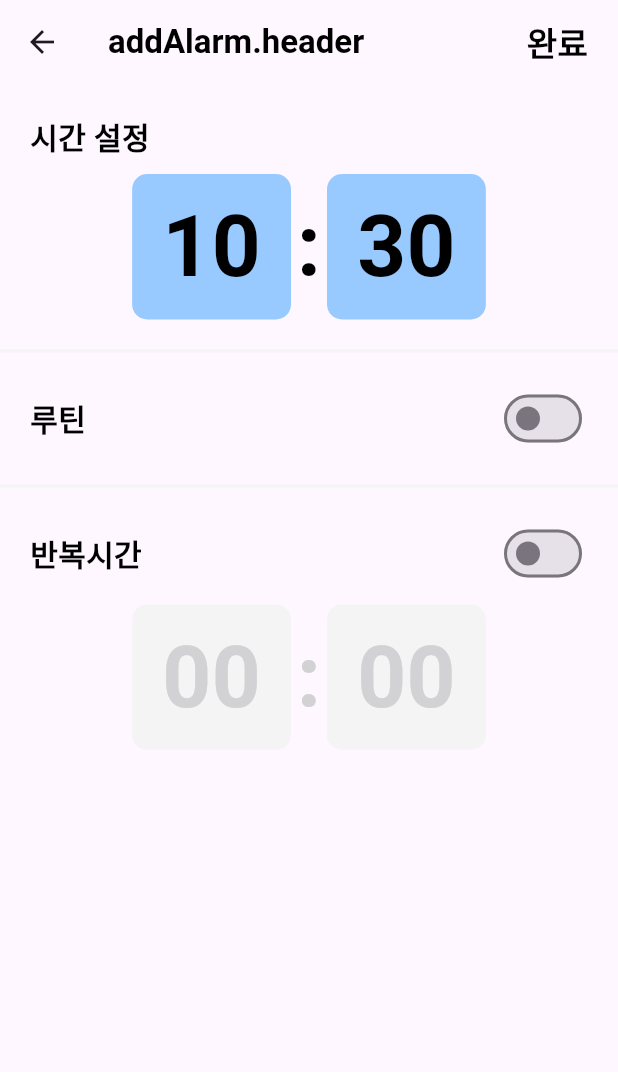
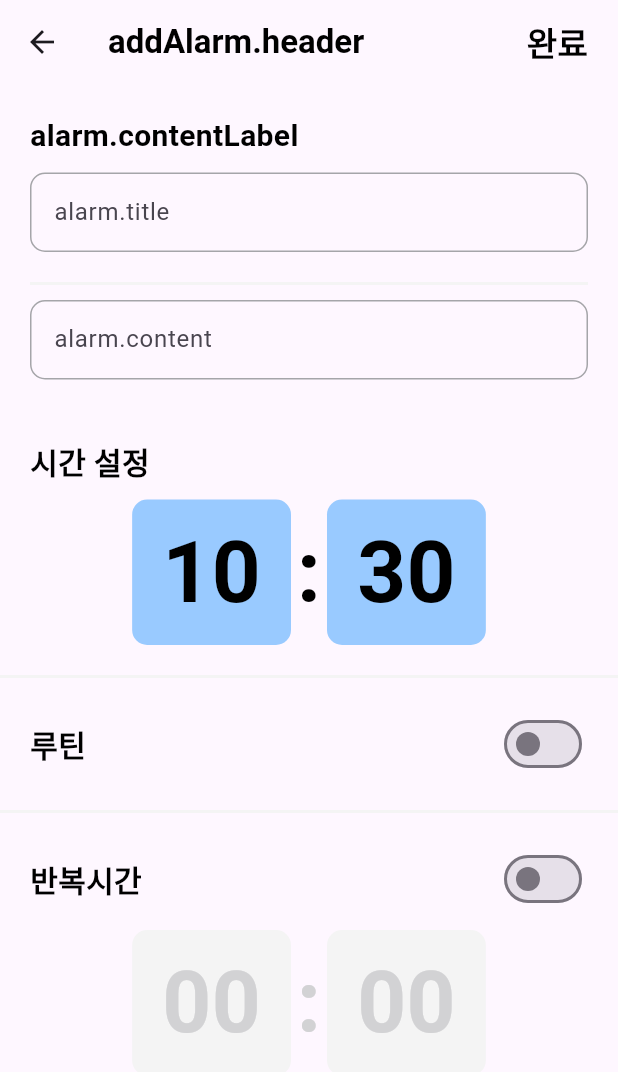
Before and after one commit to Raonshi/easy_alarm, a Flutter app: the _AddPageBody screen opened directly, on a phone screen of 412 x 824 dp. Shown: the top 1072 px of the screen. Run offline on Flutter 3.47's test engine with Material 3 defaults, Android fonts, the phone set to English and light mode, and no system bars; our stand-ins replace bloc, easy_localization, flutter_bloc, flutter_local_notifications, flutter_svg, flutter_timezone and 2 more.

Commit message:
feat:refine alarm model - add title, content

```diff
--- a/assets/translations/ko.json
+++ b/assets/translations/ko.json
@@ -26,7 +26,10 @@
         "snoozeLabel" : "반복시간",
         "snoozeMinute": "{}분 마다 반복",
         "snoozeHour": "{}시간 마다 반복",
-        "snoozeHourAndMinute": "{}시간 {}분 마다 반복"
+        "snoozeHourAndMinute": "{}시간 {}분 마다 반복",
+        "contentLabel": "알람 내용",
+        "title": "알람 제목",
+        "content": "알람 내용"
     },
     "weekday": {
         "monday": "월",
--- a/lib/bloc/add/add_bloc.dart
+++ b/lib/bloc/add/add_bloc.dart
@@ -30,6 +30,8 @@ class AddBloc extends Cubit<AddBlocState> {
       );
     });
   }
+
+  void updateTitle(String newTitle) {}
 
   void updateTime(TimeOfDay newTime) {
     state.mapOrNull(loaded: (state) {
--- a/lib/model/alarm_model/alarm_model.dart
+++ b/lib/model/alarm_model/alarm_model.dart
@@ -13,6 +13,8 @@ class AlarmModel with _$AlarmModel {
   @JsonSerializable(explicitToJson: true)
   const factory AlarmModel({
     required String id,
+    @Default("알람") String title,
+    @Default("") String content,
     required bool isAm,
     required TimeModel time,
     @Default([]) List<Weekday> weekdays,
--- a/lib/ui/page/add_page.dart
+++ b/lib/ui/page/add_page.dart
@@ -2,6 +2,7 @@ import 'package:easy_alarm/bloc/add/add_bloc.dart';
 import 'package:easy_alarm/bloc/add/add_bloc_state.dart';
 import 'package:easy_alarm/common/enums.dart';
 import 'package:easy_alarm/style/colors.dart';
+import 'package:easy_alarm/ui/widget/alarm_content_panel_widget.dart';
 import 'package:easy_alarm/ui/widget/routine_panel_widget.dart';
 import 'package:easy_alarm/ui/widget/snooze_panel_widget.dart';
 import 'package:easy_alarm/ui/widget/timer_panel_widget.dart';
@@ -51,6 +52,13 @@ class _AddPageBody extends StatelessWidget {
               return SingleChildScrollView(
                 child: Column(
                   children: [
+                    Padding(
+                      padding: const EdgeInsets.all(20.0),
+                      child: AlarmContentPanelWidget(
+                        onChangedTitle: (String value) {},
+                        onChangedContent: (String value) {},
+                      ),
+                    ),
                     Padding(
                       padding: const EdgeInsets.all(20.0),
                       child: TimerPanelWidget(
--- /dev/null
+++ b/lib/ui/widget/alarm_content_panel_widget.dart
@@ -0,0 +1,61 @@
+import 'package:easy_alarm/style/colors.dart';
+import 'package:easy_localization/easy_localization.dart';
+import 'package:flutter/material.dart';
+
+class AlarmContentPanelWidget extends StatelessWidget {
+  const AlarmContentPanelWidget({super.key, required this.onChangedTitle, required this.onChangedContent});
+
+  final ValueChanged<String> onChangedTitle;
+  final ValueChanged<String> onChangedContent;
+
+  TextStyle get _labelTextStyle =>
+      const TextStyle(fontSize: 20.0, fontWeight: FontWeight.bold, color: CustomColors.black);
+
+  TextStyle get _inputStyle =>
+      const TextStyle(fontSize: 14.0, fontWeight: FontWeight.normal, color: CustomColors.black);
+
+  InputDecoration get _inputDecoration => InputDecoration(
+        focusedBorder: OutlineInputBorder(
+          borderRadius: BorderRadius.circular(10.0),
+          borderSide: const BorderSide(color: CustomColors.blue50),
+        ),
+        enabledBorder: OutlineInputBorder(
+          borderRadius: BorderRadius.circular(10.0),
+          borderSide: const BorderSide(color: CustomColors.grey50),
+        ),
+      );
+
+  @override
+  Widget build(BuildContext context) {
+    return Column(
+      crossAxisAlignment: CrossAxisAlignment.start,
+      mainAxisSize: MainAxisSize.max,
+      children: [
+        Text("alarm.contentLabel".tr(), style: _labelTextStyle),
+        const SizedBox(height: 10.0),
+        TextField(
+          style: _inputStyle,
+          maxLines: 1,
+          textInputAction: TextInputAction.next,
+          decoration: _inputDecoration.copyWith(
+            labelText: "alarm.title".tr(),
+          ),
+          onChanged: onChangedTitle,
+        ),
+        const SizedBox(height: 20.0),
+        const Divider(height: 2.0, thickness: 2.0, color: CustomColors.grey10),
+        const SizedBox(height: 10.0),
+        TextField(
+          style: _inputStyle,
+          maxLines: null,
+          minLines: 1,
+          textInputAction: TextInputAction.newline,
+          decoration: _inputDecoration.copyWith(
+            labelText: "alarm.content".tr(),
+          ),
+          onChanged: onChangedContent,
+        ),
+      ],
+    );
+  }
+}
```
Also changed, not shown: package/raon_local_db/lib/src/collection/alarm.dart (added, +23 -0 lines), package/raon_local_db/pubspec.yaml (+6 -1 lines), lib/model/alarm_model/alarm_model.freezed.dart, lib/model/alarm_model/alarm_model.g.dart.
